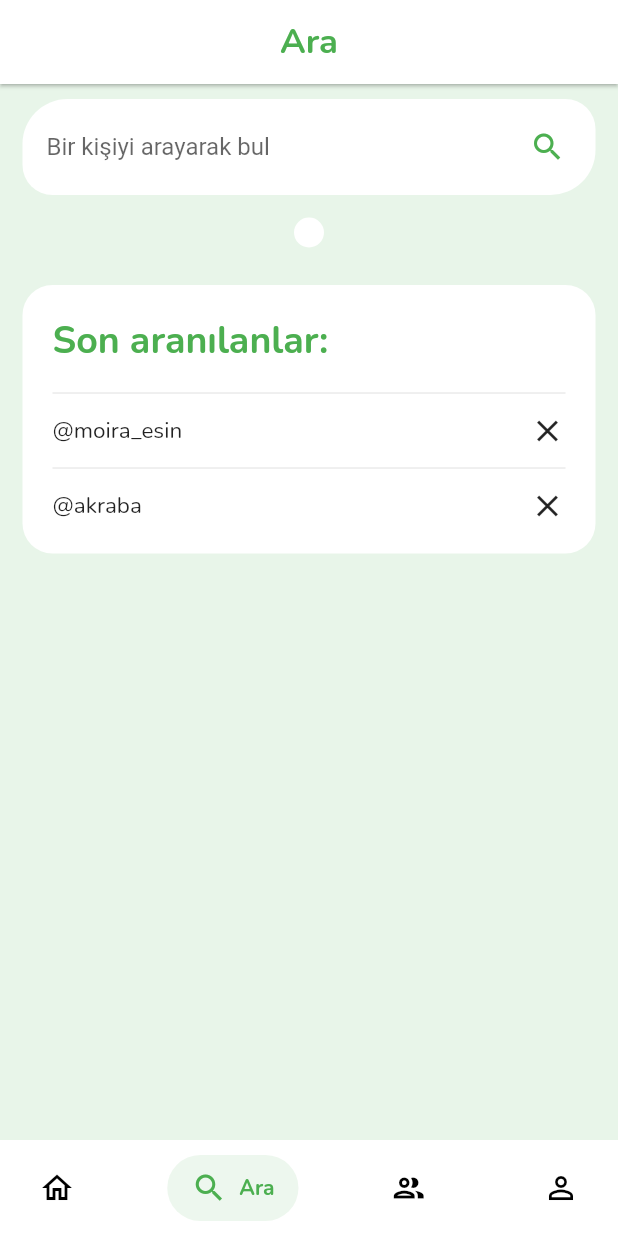
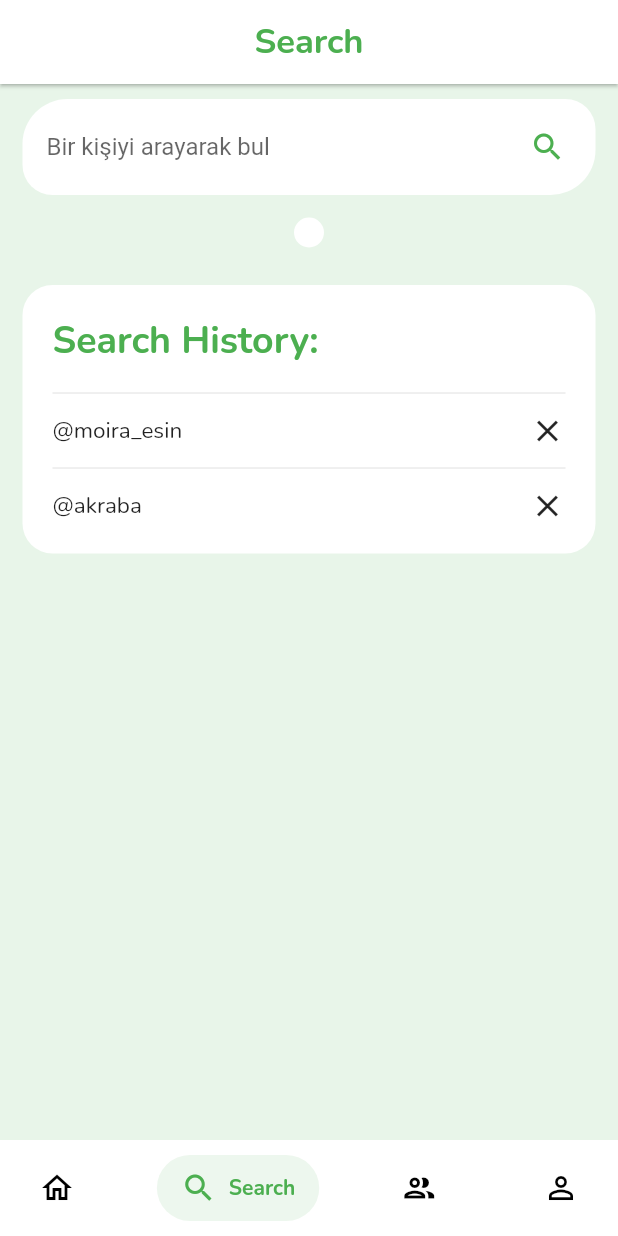
Before and after one commit to simamoglu/famille, a Flutter app: the screen it shows after launch, item 2 of the bottom bar chosen, on a phone screen of 412 x 824 dp. Run offline on Flutter 3.47's test engine with Material 2 defaults, Android fonts, the phone set to English and light mode, and no system bars; drawn by our look-alikes of salomon_bottom_bar; generated files the repository leaves out were written again.

Commit message:
Localization

```diff
--- /dev/null
+++ b/lib/l10n.yaml
@@ -0,0 +1,3 @@
+arb-dir: lib/l10n
+template-arb-file: app_en.arb
+output-localization-file: app_localizations.dart
--- /dev/null
+++ b/lib/l10n/app_en.arb
@@ -0,0 +1,8 @@
+{
+    "appTitle": "Famille",
+    "homePage": "Home Page",
+    "search": "Search",
+    "family": "Family",
+    "me": "Me",
+    "searchHistory": "Search History:"
+}
--- a/lib/main.dart
+++ b/lib/main.dart
@@ -1,4 +1,7 @@
 import 'package:flutter/material.dart';
+
+import 'package:flutter_localizations/flutter_localizations.dart';
+import 'package:flutter_gen/gen_l10n/app_localizations.dart';
 
 import 'screens/navigation_bar_screen.dart';
 
@@ -16,7 +19,6 @@ class MyApp extends StatelessWidget {
   @override
   Widget build(BuildContext context) {
     return MaterialApp(
-      /*
       localizationsDelegates: const [
         AppLocalizations.delegate,
         GlobalMaterialLocalizations.delegate,
@@ -27,7 +29,6 @@ class MyApp extends StatelessWidget {
         Locale('en', ''),
         Locale('tr', ''),
       ],
-      */
       debugShowCheckedModeBanner: false,
       title: 'Famille',
       theme: ThemeData(
--- a/lib/screens/family_screen.dart
+++ b/lib/screens/family_screen.dart
@@ -47,10 +47,10 @@ class _FamilyScreenState extends State<FamilyScreen> {
                 text: 'Etkinlikler',
               ),
               Tab(
-                text: 'Yapılacaklar',
+                text: 'Listeler',
               ),
               Tab(
-                text: 'Alınacaklar',
+                text: 'Albümler',
               ),
             ],
           ),
--- a/lib/screens/feed_screen.dart
+++ b/lib/screens/feed_screen.dart
@@ -1,4 +1,6 @@
 import 'package:flutter/material.dart';
+
+import 'package:flutter_gen/gen_l10n/app_localizations.dart';
 
 import '../widgets/custom_card.dart';
 import '../widgets/stories.dart';
@@ -21,7 +23,7 @@ class _FeedScreenState extends State<FeedScreen> {
       appBar: AppBar(
         centerTitle: true,
         title: Text(
-          'Ağİle',
+          AppLocalizations.of(context).appTitle,
           style: Theme.of(context).appBarTheme.titleTextStyle,
         ),
         backgroundColor: Theme.of(context).appBarTheme.backgroundColor,
--- a/lib/screens/navigation_bar_screen.dart
+++ b/lib/screens/navigation_bar_screen.dart
@@ -1,6 +1,7 @@
 import 'package:flutter/material.dart';
 
 import 'package:salomon_bottom_bar/salomon_bottom_bar.dart';
+import 'package:flutter_gen/gen_l10n/app_localizations.dart';
 
 import 'feed_screen.dart';
 import 'search_screen.dart';
@@ -40,9 +41,9 @@ class _NavigationBarScreenState extends State<NavigationBarScreen> {
             icon: const Icon(
               Icons.home_outlined,
             ),
-            title: const Text(
-              'Ana Sayfa',
-              style: TextStyle(
+            title: Text(
+              AppLocalizations.of(context).homePage,
+              style: const TextStyle(
                 fontWeight: FontWeight.bold,
                 fontFamily: 'Nunito',
               ),
@@ -55,9 +56,9 @@ class _NavigationBarScreenState extends State<NavigationBarScreen> {
             icon: const Icon(
               Icons.search_outlined,
             ),
-            title: const Text(
-              'Ara',
-              style: TextStyle(
+            title: Text(
+              AppLocalizations.of(context).search,
+              style: const TextStyle(
                 fontWeight: FontWeight.bold,
                 fontFamily: 'Nunito',
               ),
@@ -70,9 +71,9 @@ class _NavigationBarScreenState extends State<NavigationBarScreen> {
             icon: const Icon(
               Icons.group_outlined,
             ),
-            title: const Text(
-              'Aile',
-              style: TextStyle(
+            title: Text(
+              AppLocalizations.of(context).family,
+              style: const TextStyle(
                 fontWeight: FontWeight.bold,
                 fontFamily: 'Nunito',
               ),
@@ -85,9 +86,9 @@ class _NavigationBarScreenState extends State<NavigationBarScreen> {
             icon: const Icon(
               Icons.person_outline,
             ),
-            title: const Text(
-              'Ben',
-              style: TextStyle(
+            title: Text(
+              AppLocalizations.of(context).me,
+              style: const TextStyle(
                 fontWeight: FontWeight.bold,
                 fontFamily: 'Nunito',
               ),
--- a/lib/screens/search_screen.dart
+++ b/lib/screens/search_screen.dart
@@ -1,4 +1,6 @@
 import 'package:flutter/material.dart';
+
+import 'package:flutter_gen/gen_l10n/app_localizations.dart';
 
 class SearchScreen extends StatefulWidget {
   const SearchScreen({Key? key}) : super(key: key);
@@ -14,7 +16,7 @@ class _SearchScreenState extends State<SearchScreen> {
       appBar: AppBar(
         centerTitle: true,
         title: Text(
-          'Ara',
+          AppLocalizations.of(context).search,
           style: Theme.of(context).appBarTheme.titleTextStyle,
         ),
         backgroundColor: Theme.of(context).appBarTheme.backgroundColor,
@@ -87,9 +89,9 @@ class _SearchScreenState extends State<SearchScreen> {
             child: Column(
               crossAxisAlignment: CrossAxisAlignment.start,
               children: [
-                const Text(
-                  'Son aranılanlar:',
-                  style: TextStyle(
+                Text(
+                  AppLocalizations.of(context).searchHistory,
+                  style: const TextStyle(
                     color: Colors.green,
                     fontSize: 25,
                     fontWeight: FontWeight.bold,
--- a/lib/screens/settings_screen.dart
+++ b/lib/screens/settings_screen.dart
@@ -2,7 +2,7 @@ import 'package:flutter/material.dart';
 
 import '../widgets/custom_card.dart';
 
-import './profile_settings_screen.dart';
+import 'settings_screens/profile_settings_screen.dart';
 
 class SettingsScreen extends StatelessWidget {
   const SettingsScreen({Key? key}) : super(key: key);
--- a/pubspec.yaml
+++ b/pubspec.yaml
@@ -13,6 +13,9 @@ dependencies:
     sdk: flutter
 
   cupertino_icons: ^1.0.2
+  flutter_localizations:
+    sdk: flutter
+  intl: ^0.17.0
 
 dev_dependencies:
   flutter_test:
@@ -35,6 +38,7 @@ flutter_icons:
   image_path: "assets/icon.png"
 
 flutter:
+  generate: true
   uses-material-design: true
 
   assets:
@@ -45,7 +49,6 @@ flutter:
    - assets/images/post2.jpg
    - assets/images/pp.jpg
    - assets/images/pp2.jpg
-
   fonts:
     - family: Nunito
       fonts:
```
Also changed, not shown: lib/l10n/app_tr.arb (added, +8 -0 lines), lib/widgets/activity_details_dialog.dart (+13 -1 lines), lib/screens/settings_screens/about_screen.dart (added), lib/screens/settings_screens/app_settings_screen.dart (added), lib/screens/settings_screens/donation_screen.dart (added), lib/screens/settings_screens/profile_settings_screen.dart (renamed from lib/screens/profile_settings_screen.dart), lib/screens/settings_screens/theme_screen.dart (added), pubspec.lock, 1 other file.
